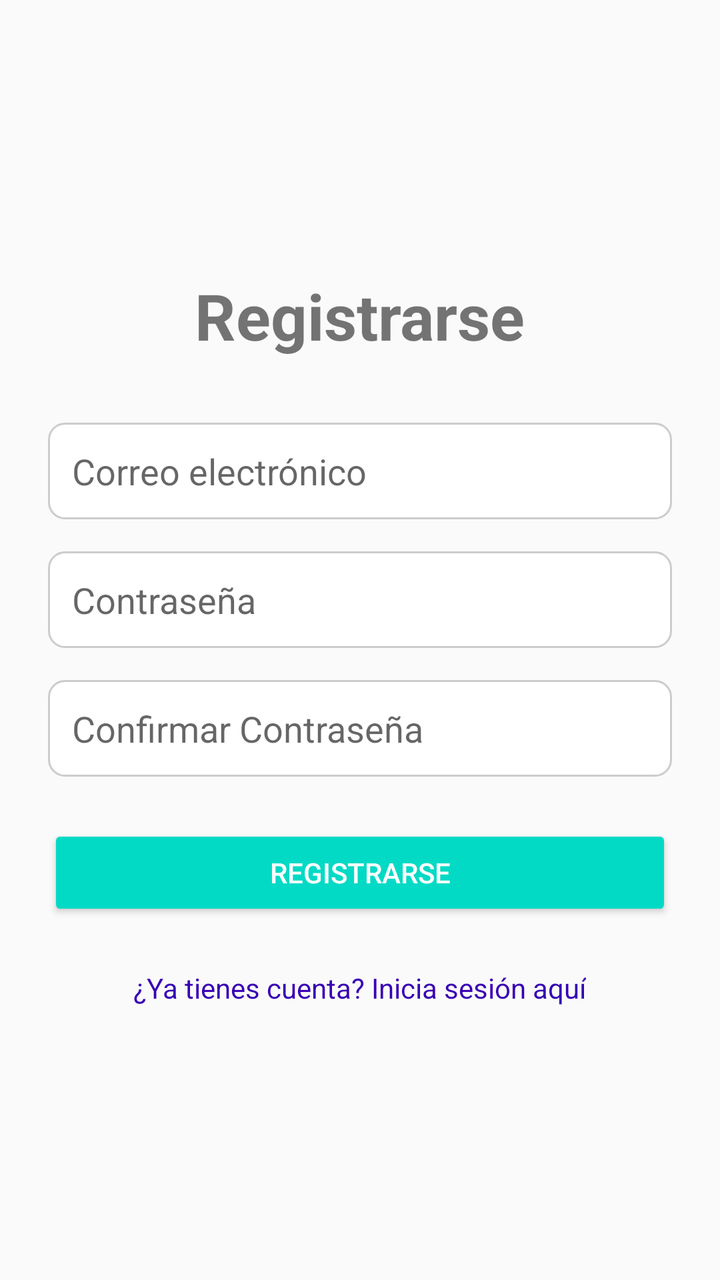
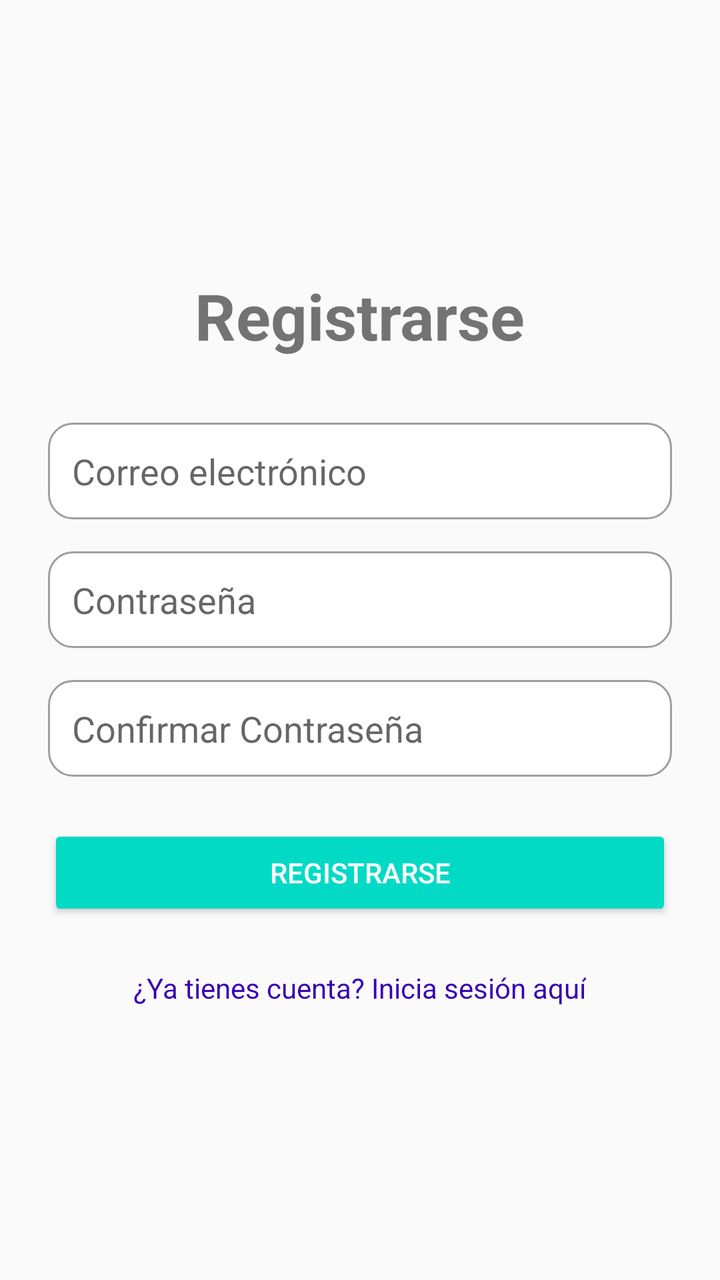

Compare the two renders of this Android layout. The source of the first and the diff that turns it into the second are given below.
<!-- AndroidManifest.xml: application theme Theme.Proyectoplata -->
<!-- res/layout/activity_register.xml -->
<?xml version="1.0" encoding="utf-8"?>
<LinearLayout xmlns:android="http://schemas.android.com/apk/res/android"
    xmlns:app="http://schemas.android.com/apk/res-auto"
    xmlns:tools="http://schemas.android.com/tools"
    android:layout_width="match_parent"
    android:layout_height="match_parent"
    android:orientation="vertical"
    android:gravity="center"
    android:padding="24dp"
    tools:context=".RegisterActivity">

    <TextView
        android:layout_width="wrap_content"
        android:layout_height="wrap_content"
        android:text="Registrarse"
        android:textSize="32sp"
        android:textStyle="bold"
        android:layout_marginBottom="32dp"/>

    <EditText
        android:id="@+id/et_register_email"
        android:layout_width="match_parent"
        android:layout_height="wrap_content"
        android:hint="Correo electrónico"
        android:inputType="textEmailAddress"
        android:padding="12dp"
        android:minHeight="48dp"
        android:layout_marginBottom="16dp"
        android:background="@drawable/rounded_edittext_bg"/>

    <EditText
        android:id="@+id/et_register_password"
        android:layout_width="match_parent"
        android:layout_height="wrap_content"
        android:hint="Contraseña"
        android:inputType="textPassword"
        android:padding="12dp"
        android:minHeight="48dp"
        android:layout_marginBottom="16dp"
        android:background="@drawable/rounded_edittext_bg"/>

    <EditText
        android:id="@+id/et_register_confirm_password"
        android:layout_width="match_parent"
        android:layout_height="wrap_content"
        android:hint="Confirmar Contraseña"
        android:inputType="textPassword"
        android:padding="12dp"
        android:minHeight="48dp"
        android:layout_marginBottom="24dp"
        android:background="@drawable/rounded_edittext_bg"/>

    <Button
        android:id="@+id/btn_register"
        android:layout_width="match_parent"
        android:layout_height="wrap_content"
        android:text="Registrarse"
        android:backgroundTint="#03DAC5"
        android:textColor="@android:color/white"
        android:padding="12dp"/>

    <TextView
        android:id="@+id/tv_login_link"
        android:layout_width="wrap_content"
        android:layout_height="wrap_content"
        android:text="¿Ya tienes cuenta? Inicia sesión aquí"
        android:textColor="@color/design_default_color_primary_variant"
        android:layout_marginTop="24dp"
        android:clickable="true"
        android:focusable="true"/>

</LinearLayout>
<!-- resources referenced by this layout -->
<resources>
  <!-- drawable rounded_edittext_bg (drawable) -->
  <?xml version="1.0" encoding="utf-8"?>
  <shape xmlns:android="http://schemas.android.com/apk/res/android">
      <solid android:color="#FFFFFF"/> <corners android:radius="8dp"/> <stroke android:width="1dp" android:color="#CCCCCC"/> </shape>
  <style name="Theme.Proyectoplata" parent="Theme.AppCompat.Light.NoActionBar">
          <item name="colorPrimary">@color/colorPrimary</item>
          <item name="colorPrimaryDark">@color/colorPrimaryDark</item>
          <item name="colorAccent">@color/colorAccent</item>
      </style>
  <color name="colorPrimary">#6200EE</color>
  <color name="colorPrimaryDark">#3700B3</color>
  <color name="colorAccent">#03DAC5</color>
</resources>

<!-- the commit's change to res/layout/activity_register.xml (unified diff, before → after) -->
@@ -26,7 +26,7 @@
         android:padding="12dp"
         android:minHeight="48dp"
         android:layout_marginBottom="16dp"
-        android:background="@drawable/rounded_edittext_bg"/>
+        android:background="@drawable/rounded_corners_edittext"/>
 
     <EditText
         android:id="@+id/et_register_password"
@@ -37,7 +37,7 @@
         android:padding="12dp"
         android:minHeight="48dp"
         android:layout_marginBottom="16dp"
-        android:background="@drawable/rounded_edittext_bg"/>
+        android:background="@drawable/rounded_corners_edittext"/>
 
     <EditText
         android:id="@+id/et_register_confirm_password"
@@ -48,7 +48,7 @@
         android:padding="12dp"
         android:minHeight="48dp"
         android:layout_marginBottom="24dp"
-        android:background="@drawable/rounded_edittext_bg"/>
+        android:background="@drawable/rounded_corners_edittext"/>
 
     <Button
         android:id="@+id/btn_register"
<!-- resource entries referenced after the edit -->
@@ -1,9 +1,12 @@
 <!-- resources referenced by this layout -->
 <resources>
-  <!-- drawable rounded_edittext_bg (drawable) -->
+  <!-- drawable rounded_corners_edittext (drawable) -->
   <?xml version="1.0" encoding="utf-8"?>
   <shape xmlns:android="http://schemas.android.com/apk/res/android">
-      <solid android:color="#FFFFFF"/> <corners android:radius="8dp"/> <stroke android:width="1dp" android:color="#CCCCCC"/> </shape>
+      <solid android:color="@android:color/white" />
+      <corners android:radius="12dp" />
+      <stroke android:width="1dp" android:color="#9E9E9E" />
+  </shape>
   <style name="Theme.Proyectoplata" parent="Theme.AppCompat.Light.NoActionBar">
           <item name="colorPrimary">@color/colorPrimary</item>
           <item name="colorPrimaryDark">@color/colorPrimaryDark</item>
